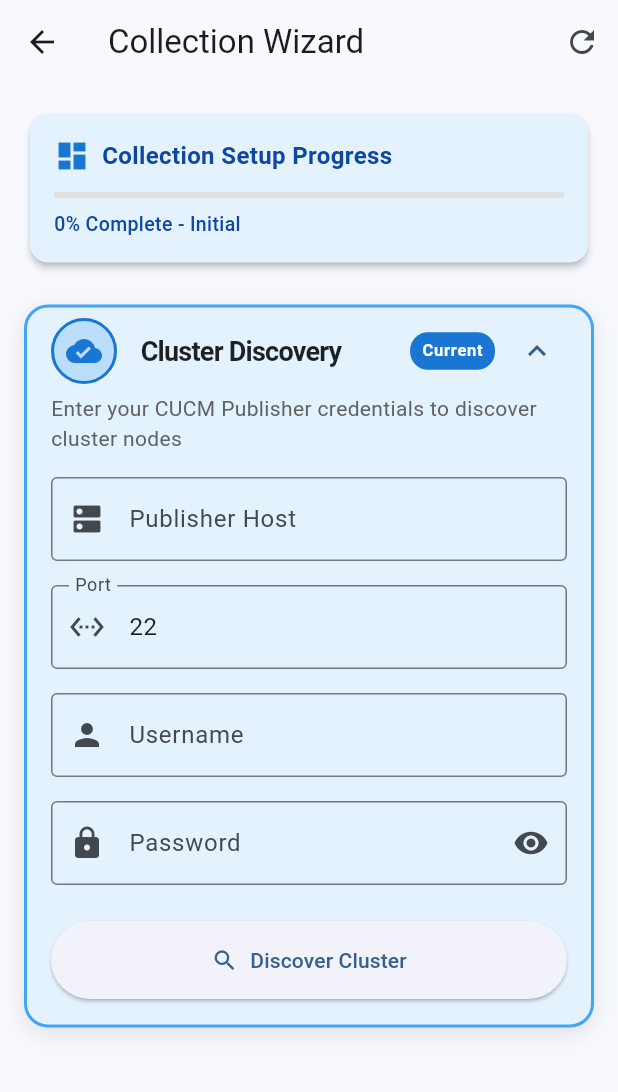
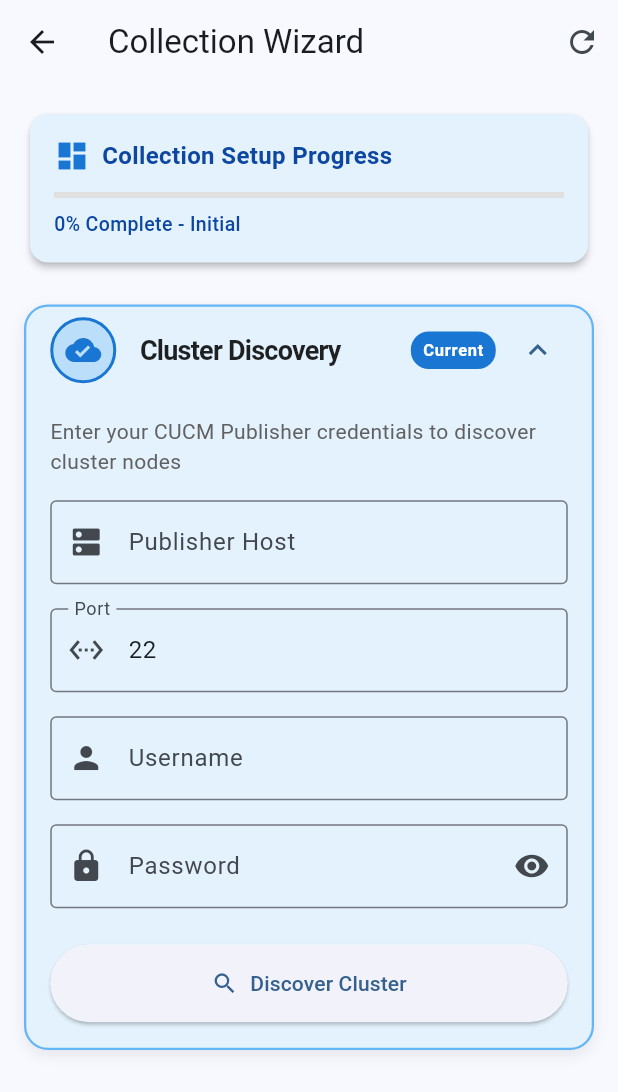
Before and after one commit to ozzuworld/cisco-frontend, a Flutter app: the CollectionWizardScreen screen opened directly, on a phone screen of 412 x 824 dp. Shown: the top 1092 px of the screen. Run offline on Flutter 3.47's test engine with Material 3 defaults, Android fonts, the phone set to English and light mode, and no system bars; our stand-ins replace dio, flutter_secure_storage; accounts and stored records are empty.

Commit message:
feat: FE-032 to FE-035 - Implement "fits the content" UI polish
This commit implements four related UI polish tickets to achieve a more
compact, content-aligned design throughout the application:

**FE-035: Compact visual density tokens**
- Created new design_tokens.dart with centralized sizing constants
- Defined tokens for input height, padding, border radius, spacing
- Added responsive breakpoints and max width constraints
- Implemented helper methods for consistent design application

**FE-032: Constrain form controls width**
- Applied max width constraint (640px) to credential form fields
- Center-aligned form groups within step cards on desktop
- Maintained full width on mobile devices (<600px)
- Improved readability by preventing overly wide input fields

**FE-033: Replace node selection with Wrap chips/cards**
- Replaced GridView with Wrap layout for node selection
- Created compact node chips with icon + name + role badge
- Width now based on content, not parent container
- Natural wrapping behavior for better content fit
- Applied Wrap to all chip/pill layouts for consistency

**FE-034: Update StepCard layout**
- Added inner content column with max width (800px)
- Implemented softer border colors and reduced visual weight
- Enhanced shadow/elevation for subtle depth
- Improved padding consistency across step content
- Left-aligned content with better spacing

All changes maintain responsive behavior and use the new design token
system for consistency across the application.

```diff
--- /dev/null
+++ b/lib/src/ui/design_tokens.dart
@@ -0,0 +1,141 @@
+import 'package:flutter/material.dart';
+
+/// FE-035: Compact visual density design tokens
+/// Centralized sizing constants for consistent UI across the application
+class DesignTokens {
+  // Prevent instantiation
+  DesignTokens._();
+
+  // ==================== FORM CONTROLS ====================
+
+  /// Maximum width for form controls (inputs, buttons)
+  /// FE-032: Constrain form width for better readability
+  static const double formMaxWidth = 640.0;
+
+  /// Form input height (standard)
+  static const double inputHeight = 44.0;
+
+  /// Form input height (compact)
+  static const double inputHeightCompact = 40.0;
+
+  // ==================== PADDING & SPACING ====================
+
+  /// Standard padding for form fields
+  static const double paddingStandard = 16.0;
+
+  /// Compact padding for tight layouts
+  static const double paddingCompact = 12.0;
+
+  /// Large padding for card interiors
+  static const double paddingLarge = 24.0;
+
+  /// Spacing between form sections
+  static const double spacingSection = 24.0;
+
+  /// Spacing between form fields
+  static const double spacingField = 16.0;
+
+  /// Spacing between components
+  static const double spacingComponent = 12.0;
+
+  /// Spacing between inline elements
+  static const double spacingInline = 8.0;
+
+  /// Spacing for chips/pills
+  static const double spacingChip = 8.0;
+
+  // ==================== BORDER RADIUS ====================
+
+  /// Border radius for cards
+  static const double radiusCard = 16.0;
+
+  /// Border radius for buttons
+  static const double radiusButton = 12.0;
+
+  /// Border radius for inputs
+  static const double radiusInput = 8.0;
+
+  /// Border radius for chips/badges
+  static const double radiusChip = 12.0;
+
+  /// Border radius for small elements
+  static const double radiusSmall = 6.0;
+
+  // ==================== CONTENT WIDTH CONSTRAINTS ====================
+
+  /// Maximum width for page content (FE-022)
+  static const double contentMaxWidth = 1200.0;
+
+  /// Maximum width for step card inner content (FE-034)
+  static const double stepContentMaxWidth = 800.0;
+
+  /// Breakpoint for mobile layout
+  static const double breakpointMobile = 600.0;
+
+  /// Breakpoint for tablet layout
+  static const double breakpointTablet = 900.0;
+
+  /// Breakpoint for desktop layout
+  static const double breakpointDesktop = 1200.0;
+
+  // ==================== ELEVATION & SHADOWS ====================
+
+  /// Card elevation (standard)
+  static const double elevationCard = 2.0;
+
+  /// Card elevation (raised)
+  static const double elevationCardRaised = 4.0;
+
+  /// Shadow opacity (subtle)
+  static const double shadowOpacitySubtle = 0.04;
+
+  /// Shadow opacity (standard)
+  static const double shadowOpacityStandard = 0.08;
+
+  // ==================== HELPER METHODS ====================
+
+  /// Returns EdgeInsets for form field padding
+  static EdgeInsets get formFieldPadding =>
+      const EdgeInsets.all(paddingStandard);
+
+  /// Returns EdgeInsets for compact padding
+  static EdgeInsets get compactPadding =>
+      const EdgeInsets.all(paddingCompact);
+
+  /// Returns EdgeInsets for card padding
+  static EdgeInsets get cardPadding =>
+      const EdgeInsets.all(paddingLarge);
+
+  /// Returns BorderRadius for cards
+  static BorderRadius get cardBorderRadius =>
+      BorderRadius.circular(radiusCard);
+
+  /// Returns BorderRadius for buttons
+  static BorderRadius get buttonBorderRadius =>
+      BorderRadius.circular(radiusButton);
+
+  /// Returns BorderRadius for inputs
+  static BorderRadius get inputBorderRadius =>
+      BorderRadius.circular(radiusInput);
+
+  /// Returns BorderRadius for chips
+  static BorderRadius get chipBorderRadius =>
+      BorderRadius.circular(radiusChip);
+
+  /// Determines if the given width is mobile
+  static bool isMobile(double width) => width < breakpointMobile;
+
+  /// Determines if the given width is tablet
+  static bool isTablet(double width) =>
+      width >= breakpointMobile && width < breakpointTablet;
+
+  /// Determines if the given width is desktop
+  static bool isDesktop(double width) => width >= breakpointTablet;
+
+  /// Returns the number of grid columns based on width
+  static int getGridColumns(double width) {
+    if (width > breakpointTablet) return 3; // Desktop: 3 columns
+    if (width > breakpointMobile) return 2; // Tablet: 2 columns
+    return 1; // Mobile: 1 column
+  }
+}
```
Also changed, not shown: lib/main.dart (+7 -6 lines), lib/src/screens/collection_wizard_screen.dart (+130 -46 lines).
